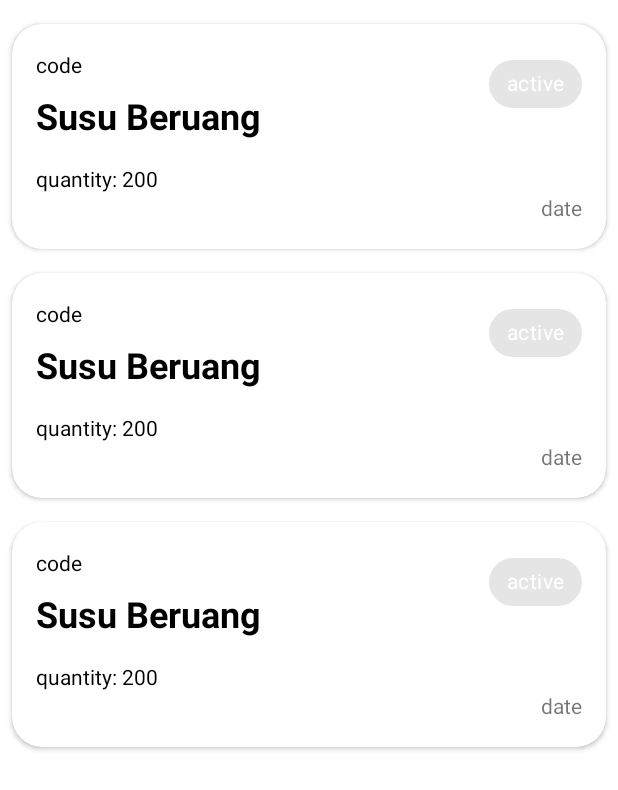
After one commit to A-fauzi/InvenTrick-Mobile-App, an Android app: the layout activity_stock_histories.xml on its own in the app's theme, with its tools: preview values and no code run, on a phone screen of 412 x 824 dp. The commit adds this screen. Shown: the top 790 px of the screen. Run offline under Robolectric (Android 15) with nearby library versions, the phone set to English and light mode, and no system bars; network calls fail.

Commit message:
add stock histories activity

```diff
--- a/app/src/main/AndroidManifest.xml
+++ b/app/src/main/AndroidManifest.xml
@@ -23,6 +23,9 @@
         android:theme="@style/Theme.WarehouseProject"
         android:usesCleartextTraffic="true"
         tools:targetApi="31">
+        <activity
+            android:name=".core.view.main.home_fragment.stock_histories.StockHistoriesActivity"
+            android:exported="false" />
         <activity
             android:name=".core.view.main.home_fragment.stock_in_product.StockInActivity"
             android:exported="false" />
--- a/app/src/main/java/com/example/warehouseproject/core/view/main/home_fragment/HomeFragment.kt
+++ b/app/src/main/java/com/example/warehouseproject/core/view/main/home_fragment/HomeFragment.kt
@@ -15,9 +15,11 @@ import androidx.room.Room
 import com.example.warehouseproject.R
 import com.example.warehouseproject.core.helper.RandomColor
 import com.example.warehouseproject.core.model.product.Product
+import com.example.warehouseproject.core.model.product.StockHistory
 import com.example.warehouseproject.core.room.db.ProductDB
 import com.example.warehouseproject.core.service.product.ProductApiService
 import com.example.warehouseproject.core.view.main.MainActivity
+import com.example.warehouseproject.core.view.main.home_fragment.stock_histories.StockHistoriesActivity
 import com.example.warehouseproject.core.view.main.home_fragment.stock_in_product.StockInActivity
 import com.example.warehouseproject.core.view.product.add_product.AddProductActivity
 import com.example.warehouseproject.databinding.FragmentHomeBinding
@@ -63,7 +65,7 @@ class HomeFragment : Fragment(), HomeAdapter.CallClickListener, HomeView {
             Toast.makeText(requireActivity(), "Fitur sedang dalam pengembangan", Toast.LENGTH_SHORT).show()
         }
         binding.cvStockHistory.setOnClickListener {
-            Toast.makeText(requireActivity(), "Fitur sedang dalam pengembangan", Toast.LENGTH_SHORT).show()
+            startActivity(Intent(requireActivity(), StockHistoriesActivity::class.java))
         }
         binding.cvProductCategory.setOnClickListener {
             Toast.makeText(requireActivity(), "Fitur sedang dalam pengembangan", Toast.LENGTH_SHORT).show()
--- /dev/null
+++ b/app/src/main/res/layout/activity_stock_histories.xml
@@ -0,0 +1,18 @@
+<?xml version="1.0" encoding="utf-8"?>
+<androidx.constraintlayout.widget.ConstraintLayout xmlns:android="http://schemas.android.com/apk/res/android"
+    xmlns:app="http://schemas.android.com/apk/res-auto"
+    xmlns:tools="http://schemas.android.com/tools"
+    android:layout_width="match_parent"
+    android:layout_height="match_parent"
+    tools:context=".core.view.main.home_fragment.stock_histories.StockHistoriesActivity">
+
+    <androidx.recyclerview.widget.RecyclerView
+        android:id="@+id/rv_histories"
+        android:layout_width="match_parent"
+        android:layout_height="wrap_content"
+        android:layout_marginTop="8dp"
+        tools:listitem="@layout/item_data_history"
+        app:layout_constraintStart_toStartOf="parent"
+        app:layout_constraintTop_toTopOf="parent"/>
+
+</androidx.constraintlayout.widget.ConstraintLayout>
--- /dev/null
+++ b/app/src/main/res/layout/item_data_history.xml
@@ -0,0 +1,74 @@
+<?xml version="1.0" encoding="utf-8"?>
+<androidx.cardview.widget.CardView xmlns:android="http://schemas.android.com/apk/res/android"
+    xmlns:app="http://schemas.android.com/apk/res-auto"
+    android:layout_width="match_parent"
+    android:layout_height="150dp"
+    xmlns:tools="http://schemas.android.com/tools"
+    android:layout_margin="8dp"
+    app:layout_constraintLeft_toLeftOf="parent"
+    app:layout_constraintTop_toTopOf="parent"
+    app:cardCornerRadius="20dp">
+
+        <RelativeLayout
+            android:layout_width="match_parent"
+            android:layout_height="match_parent"
+            android:padding="16dp">
+
+            <com.google.android.material.chip.Chip
+                android:id="@+id/chip_status"
+                android:layout_width="wrap_content"
+                android:layout_height="wrap_content"
+                android:layout_alignParentEnd="true"
+                android:text="active"
+                android:textColor="@color/white"/>
+
+
+            <LinearLayout
+                android:layout_width="match_parent"
+                android:layout_height="match_parent"
+                android:gravity="center_vertical"
+                android:orientation="vertical">
+
+                <TextView
+                    android:id="@+id/tv_item_code"
+                    android:layout_width="wrap_content"
+                    android:layout_height="wrap_content"
+                    android:text="code"
+                    android:textColor="@color/black" />
+
+                <TextView
+                    android:id="@+id/tv_name"
+                    android:layout_width="match_parent"
+                    android:layout_height="wrap_content"
+                    android:layout_marginTop="8dp"
+                    android:layout_marginBottom="16dp"
+                    android:text="Susu Beruang"
+                    android:textColor="@color/black"
+                    android:textSize="24sp"
+                    android:textStyle="bold" />
+
+                <RelativeLayout
+                    android:layout_width="match_parent"
+                    android:layout_height="wrap_content"
+                    android:orientation="horizontal">
+
+                    <TextView
+                        android:id="@+id/tv_quantity"
+                        android:layout_width="wrap_content"
+                        android:layout_height="wrap_content"
+                        android:text="quantity: 200"
+                        android:textColor="@color/black" />
+
+                    <TextView
+                        android:id="@+id/tv_date"
+                        android:layout_width="wrap_content"
+                        android:layout_height="wrap_content"
+                        android:layout_alignParentEnd="true"
+                        android:text="date"
+                        android:layout_below="@id/tv_quantity"/>
+                </RelativeLayout>
+
+            </LinearLayout>
+
+        </RelativeLayout>
+    </androidx.cardview.widget.CardView>
```
Also changed, not shown: app/src/main/java/com/example/warehouseproject/core/model/product/StockHistory.kt (added, +26 -0 lines), app/src/main/java/com/example/warehouseproject/core/service/product/ProductApiService.kt (+60 -2 lines), app/src/main/java/com/example/warehouseproject/core/service/product/ProductService.kt (+7 -0 lines), app/src/main/java/com/example/warehouseproject/core/view/main/home_fragment/stock_histories/StockHistoriesActivity.kt (added, +50 -0 lines), app/src/main/java/com/example/warehouseproject/core/view/main/home_fragment/stock_histories/StockHistoriesAdapter.kt (added, +59 -0 lines), app/src/main/java/com/example/warehouseproject/core/view/main/home_fragment/stock_in_product/StockInActivity.kt (+34 -6 lines).
